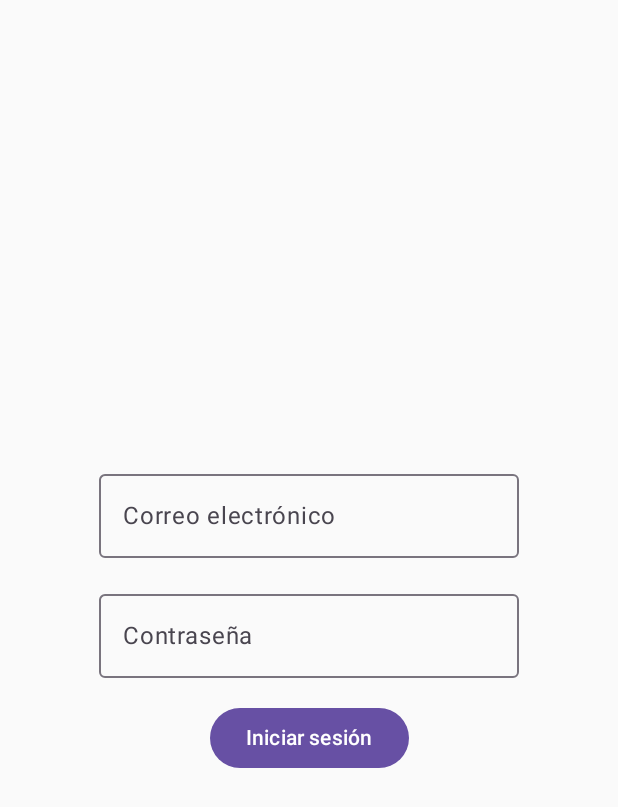
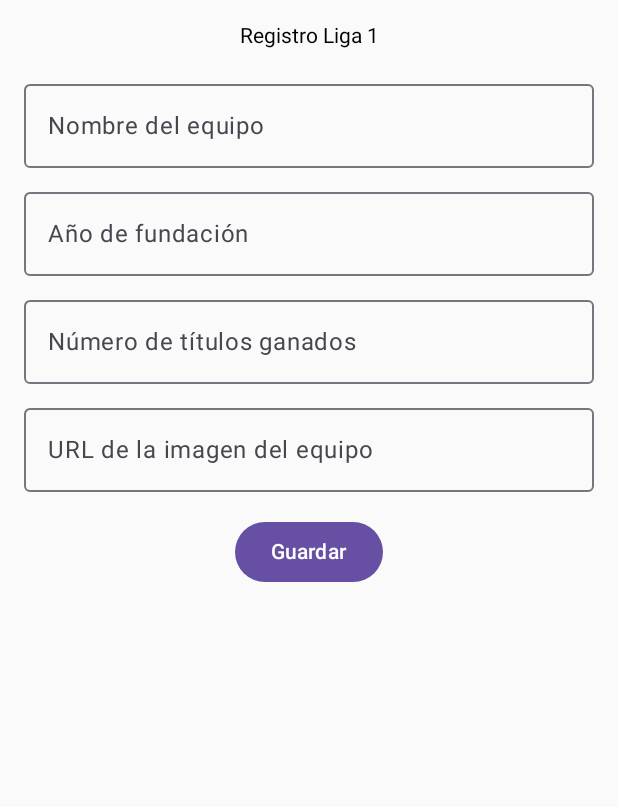
Before and after one commit to MarjoryAstridCuroLicona/Conversiondemonedasenandroid, an Android app built with Jetpack Compose: the screen it shows after launch (MainActivity), on a phone screen of 412 x 824 dp. Shown: the top 807 px of the screen. Run offline under Robolectric (Android 15) with nearby library versions, the phone set to English and light mode, and no system bars; our stand-ins replace Firebase (no records; nobody signed in at launch, a user with empty details on screens opened directly).

```diff
--- a/app/build.gradle.kts
+++ b/app/build.gradle.kts
@@ -1,3 +1,4 @@
+
 plugins {
     alias(libs.plugins.android.application)
     alias(libs.plugins.kotlin.android)
@@ -51,6 +52,7 @@ dependencies {
     implementation(libs.androidx.compose.ui.tooling.preview)
     implementation(libs.androidx.compose.material3)
     implementation("androidx.navigation:navigation-compose:2.8.0-beta05")
+    implementation("io.coil-kt:coil-compose:2.6.0")
 
     // Firebase
     implementation(platform("com.google.firebase:firebase-bom:33.1.0"))
--- a/app/src/main/java/practica1/moviles/pruebaparapc02/MainActivity.kt
+++ b/app/src/main/java/practica1/moviles/pruebaparapc02/MainActivity.kt
@@ -1,30 +1,29 @@
+
 package practica1.moviles.pruebaparapc02
 
 import android.os.Bundle
 import androidx.activity.ComponentActivity
 import androidx.activity.compose.setContent
-import androidx.compose.runtime.Composable
 import androidx.navigation.compose.NavHost
 import androidx.navigation.compose.composable
 import androidx.navigation.compose.rememberNavController
-import com.google.firebase.auth.FirebaseAuth
-import practica1.moviles.pruebaparapc02.ui.login.LoginScreen
-import practica1.moviles.pruebaparapc02.ui.converter.ConverterScreen
+import com.google.firebase.firestore.FirebaseFirestore
+import practica1.moviles.pruebaparapc02.ui.liga1.ListadoScreen
+import practica1.moviles.pruebaparapc02.ui.liga1.RegistroScreen
 
 class MainActivity : ComponentActivity() {
     override fun onCreate(savedInstanceState: Bundle?) {
         super.onCreate(savedInstanceState)
         setContent {
             val navController = rememberNavController()
-            val firebaseAuth = FirebaseAuth.getInstance()
-            val startDestination = if (firebaseAuth.currentUser != null) "converter" else "login"
+            val firestore = FirebaseFirestore.getInstance()
 
-            NavHost(navController = navController, startDestination = startDestination) {
-                composable("login") {
-                    LoginScreen(navController = navController)
+            NavHost(navController = navController, startDestination = "registro") {
+                composable("registro") {
+                    RegistroScreen(navController = navController, db = firestore)
                 }
-                composable("converter") {
-                    ConverterScreen(navController = navController)
+                composable("listado") {
+                    ListadoScreen(navController = navController, db = firestore)
                 }
             }
         }
--- /dev/null
+++ b/app/src/main/java/practica1/moviles/pruebaparapc02/ui/liga1/RegistroScreen.kt
@@ -0,0 +1,87 @@
+
+package practica1.moviles.pruebaparapc02.ui.liga1
+
+import androidx.compose.foundation.layout.Column
+import androidx.compose.foundation.layout.Spacer
+import androidx.compose.foundation.layout.fillMaxSize
+import androidx.compose.foundation.layout.fillMaxWidth
+import androidx.compose.foundation.layout.height
+import androidx.compose.foundation.layout.padding
+import androidx.compose.material3.Button
+import androidx.compose.material3.OutlinedTextField
+import androidx.compose.material3.Text
+import androidx.compose.runtime.Composable
+import androidx.compose.runtime.getValue
+import androidx.compose.runtime.mutableStateOf
+import androidx.compose.runtime.remember
+import androidx.compose.runtime.setValue
+import androidx.compose.ui.Alignment
+import androidx.compose.ui.Modifier
+import androidx.compose.ui.unit.dp
+import androidx.navigation.NavController
+import com.google.firebase.firestore.FirebaseFirestore
+
+@Composable
+fun RegistroScreen(navController: NavController, db: FirebaseFirestore) {
+    var nombreEquipo by remember { mutableStateOf("") }
+    var anioFundacion by remember { mutableStateOf("") }
+    var titulosGanados by remember { mutableStateOf("") }
+    var urlImagen by remember { mutableStateOf("") }
+
+    Column(
+        modifier = Modifier
+            .fillMaxSize()
+            .padding(16.dp),
+        horizontalAlignment = Alignment.CenterHorizontally
+    ) {
+        Text(text = "Registro Liga 1")
+        Spacer(modifier = Modifier.height(16.dp))
+        OutlinedTextField(
+            value = nombreEquipo,
+            onValueChange = { nombreEquipo = it },
+            label = { Text("Nombre del equipo") },
+            modifier = Modifier.fillMaxWidth()
+        )
+        Spacer(modifier = Modifier.height(8.dp))
+        OutlinedTextField(
+            value = anioFundacion,
+            onValueChange = { anioFundacion = it },
+            label = { Text("Año de fundación") },
+            modifier = Modifier.fillMaxWidth()
+        )
+        Spacer(modifier = Modifier.height(8.dp))
+        OutlinedTextField(
+            value = titulosGanados,
+            onValueChange = { titulosGanados = it },
+            label = { Text("Número de títulos ganados") },
+            modifier = Modifier.fillMaxWidth()
+        )
+        Spacer(modifier = Modifier.height(8.dp))
+        OutlinedTextField(
+            value = urlImagen,
+            onValueChange = { urlImagen = it },
+            label = { Text("URL de la imagen del equipo") },
+            modifier = Modifier.fillMaxWidth()
+        )
+        Spacer(modifier = Modifier.height(16.dp))
+        Button(onClick = {
+            val equipo = hashMapOf(
+                "nombre" to nombreEquipo,
+                "fundacion" to anioFundacion,
+                "titulos" to titulosGanados,
+                "url" to urlImagen
+            )
+
+            db.collection("equipos")
+                .add(equipo)
+                .addOnSuccessListener {
+                    navController.navigate("listado")
+                }
+                .addOnFailureListener { e ->
+                    // Handle error
+                }
+        }) {
+            Text("Guardar")
+        }
+    }
+}
```
Also changed, not shown: app/src/main/java/practica1/moviles/pruebaparapc02/ui/liga1/Equipo.kt (added, +9 -0 lines), app/src/main/java/practica1/moviles/pruebaparapc02/ui/liga1/ListadoScreen.kt (added, +64 -0 lines).
